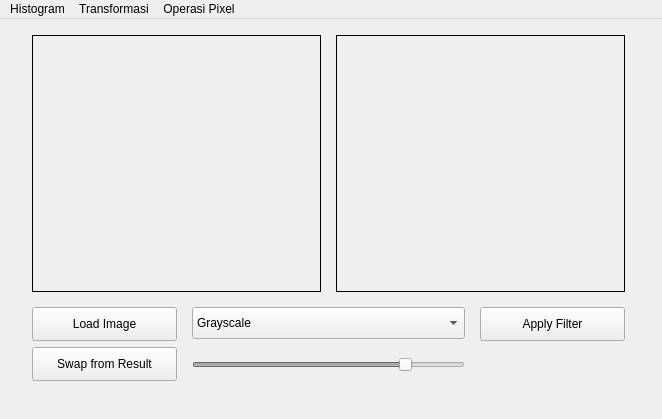
Above: gui.ui from sglkc/pengolahan-citra-digital before the change. Below: the same form after it.
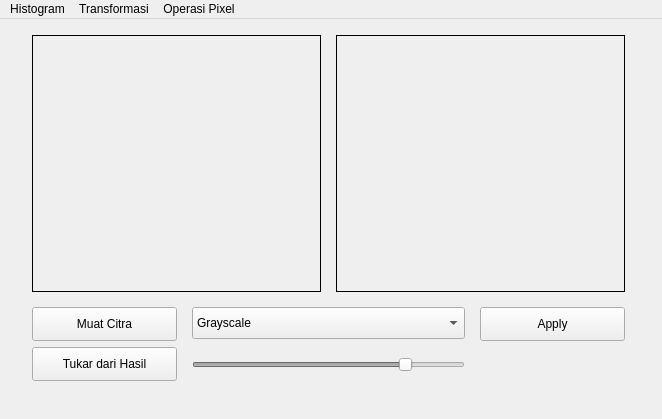
That is the form after the change.

```diff
--- a/gui.ui
+++ b/gui.ui
@@ -56,7 +56,7 @@
      </rect>
     </property>
     <property name="text">
-     <string>Load Image</string>
+     <string>Muat Citra</string>
     </property>
    </widget>
    <widget class="QLabel" name="resultLabel">
@@ -97,7 +97,7 @@
      </rect>
     </property>
     <property name="text">
-     <string>Apply Filter</string>
+     <string>Apply</string>
     </property>
    </widget>
    <widget class="QComboBox" name="filterCombo">
@@ -175,7 +175,7 @@
      </rect>
     </property>
     <property name="text">
-     <string>Swap from Result</string>
+     <string>Tukar dari Hasil</string>
     </property>
    </widget>
   </widget>
```
Left out of the diff: 6 changed lines with no effect on the pictures.
